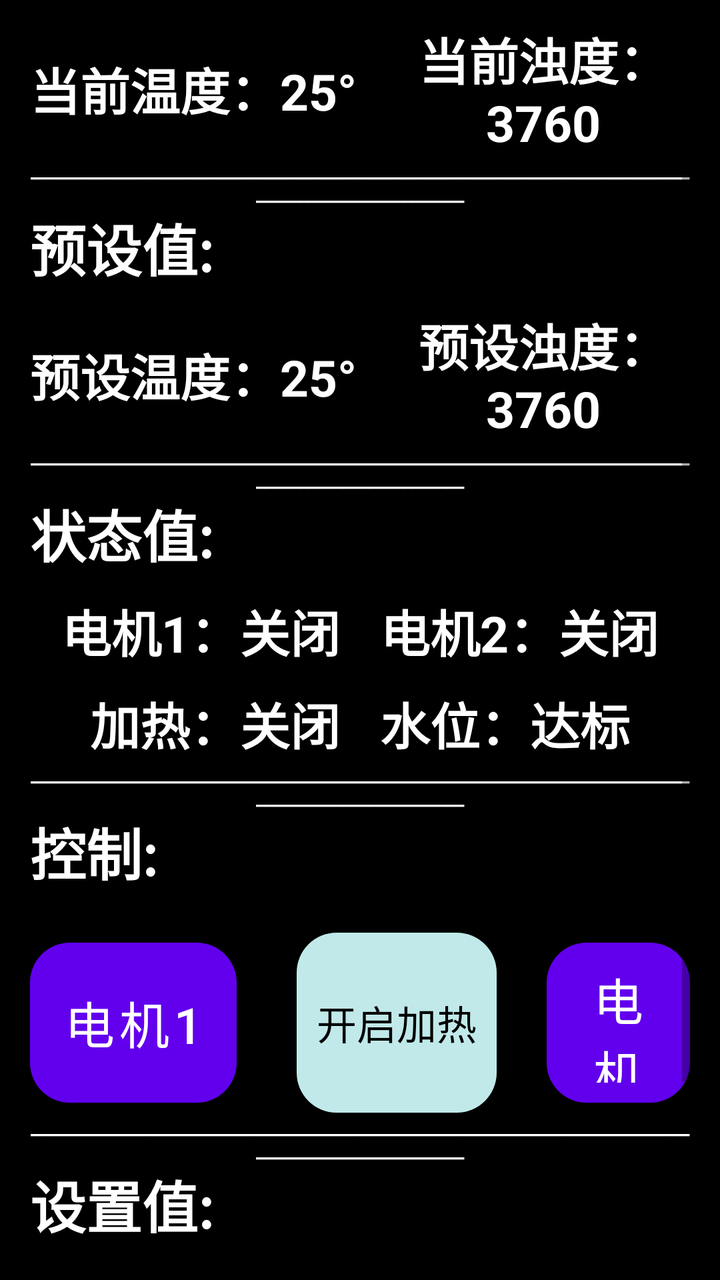
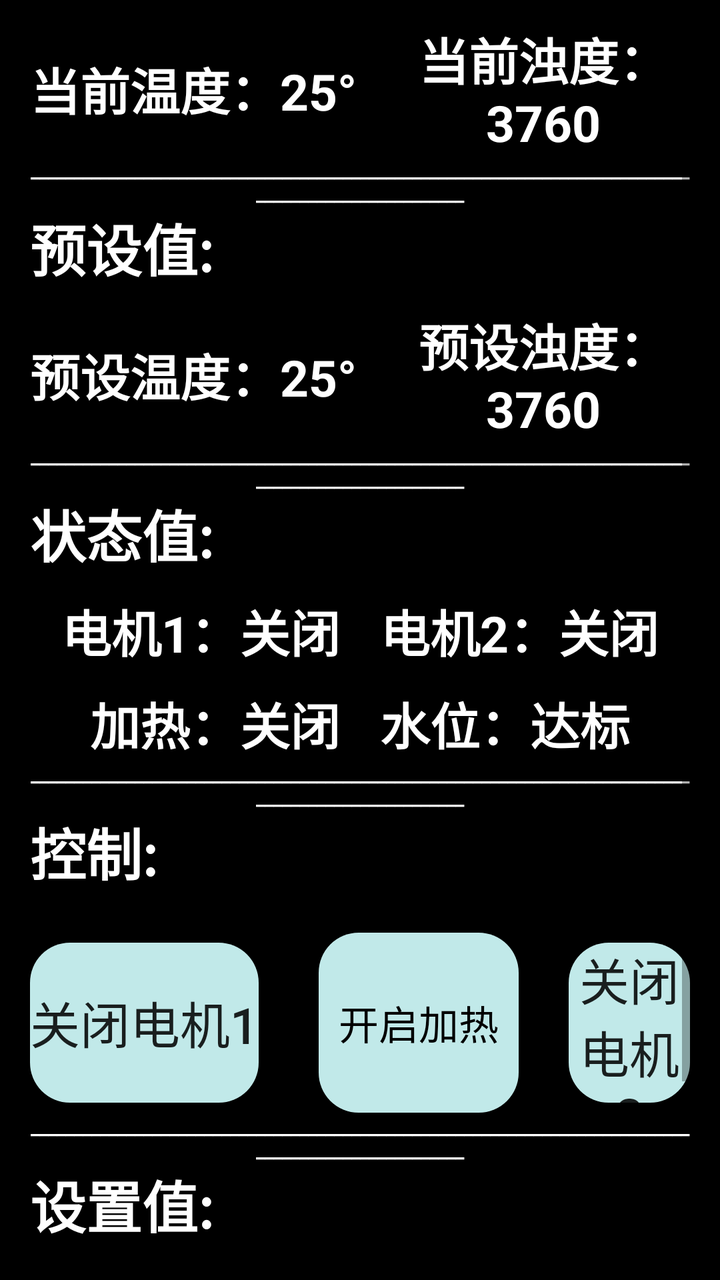

Compare the two renders of this Android layout. The source of the first and the diff that turns it into the second are given below.
<!-- AndroidManifest.xml: application theme Theme.Two_dog_fish_tank -->
<!-- res/layout/activity_fishtank.xml -->
<?xml version="1.0" encoding="utf-8"?>
<ScrollView xmlns:android="http://schemas.android.com/apk/res/android"

    xmlns:tools="http://schemas.android.com/tools"
    android:layout_width="match_parent"
    android:layout_height="match_parent"
    android:padding="15dp"
    android:background="@color/black"
   >
    <LinearLayout
        android:layout_width="wrap_content"
        android:layout_height="wrap_content"
        android:layout_marginTop="10sp"
        android:layout_gravity="center"
        android:orientation="vertical"
        android:gravity="center">

        <TextView
            android:layout_width="match_parent"
            android:layout_height="wrap_content"
            android:text="鱼缸数据"
            android:textSize="40sp"
            android:gravity="center"
            android:textStyle="bold"
            android:textColor="@color/white"
            />

        <TextView
            android:layout_width="match_parent"
            android:layout_height="wrap_content"
            android:text="____________________________________________________________________________________________________"
            android:textSize="10sp"
            android:gravity="center"
            android:textStyle="bold"
            android:textColor="@color/white"
            tools:ignore="SmallSp" />


        <LinearLayout
            android:layout_width="match_parent"
            android:layout_height="wrap_content"
            android:layout_marginTop="10sp"
            android:layout_gravity="center"
            android:orientation="horizontal"
            android:gravity="center">
            <TextView
                android:id="@+id/Ttemp"
                android:layout_width="wrap_content"
                android:layout_height="wrap_content"
                android:text="当前温度：25°"
                android:textSize="25sp"
                android:gravity="center"
                android:textStyle="bold"
                android:textColor="@color/white"
                tools:ignore="SmallSp" />
            <TextView
                android:id="@+id/Tzhuod"
                android:layout_width="wrap_content"
                android:layout_height="wrap_content"
                android:text="当前浊度：3760"
                android:layout_marginStart="20sp"
                android:textSize="25sp"
                android:gravity="center"
                android:textStyle="bold"
                android:textColor="@color/white"
                tools:ignore="SmallSp" />

        </LinearLayout>
        <TextView
            android:layout_width="match_parent"
            android:layout_height="wrap_content"
            android:text="____________________________________________________________________________________________________"
            android:textSize="10sp"
            android:gravity="center"
            android:textStyle="bold"
            android:textColor="@color/white"
            tools:ignore="SmallSp" />
        <TextView
            android:layout_width="match_parent"
            android:layout_height="wrap_content"
            android:text="预设值:"
            android:textSize="28sp"

            android:textStyle="bold"
            android:textColor="@color/white"
            />
        <LinearLayout
            android:layout_width="match_parent"
            android:layout_height="wrap_content"
            android:layout_marginTop="10sp"
            android:layout_gravity="center"
            android:orientation="horizontal"
            android:gravity="center">
            <TextView
                android:id="@+id/Tptemp"
                android:layout_width="wrap_content"
                android:layout_height="wrap_content"
                android:text="预设温度：25°"
                android:textSize="25sp"
                android:gravity="center"
                android:textStyle="bold"
                android:textColor="@color/white"
                tools:ignore="SmallSp" />
            <TextView
                android:id="@+id/Tpzhuod"
                android:layout_width="wrap_content"
                android:layout_height="wrap_content"
                android:text="预设浊度：3760"
                android:layout_marginStart="20sp"
                android:textSize="25sp"
                android:gravity="center"
                android:textStyle="bold"
                android:textColor="@color/white"
                tools:ignore="SmallSp" />

        </LinearLayout>
        <TextView
            android:layout_width="match_parent"
            android:layout_height="wrap_content"
            android:text="____________________________________________________________________________________________________"
            android:textSize="10sp"
            android:gravity="center"
            android:textStyle="bold"
            android:textColor="@color/white"
            tools:ignore="SmallSp" />
        <TextView
            android:layout_width="match_parent"
            android:layout_height="wrap_content"
            android:text="状态值:"
            android:textSize="28sp"

            android:textStyle="bold"
            android:textColor="@color/white"
            />
        <LinearLayout
            android:layout_width="match_parent"
            android:layout_height="wrap_content"
            android:layout_marginTop="10sp"
            android:layout_gravity="center"
            android:orientation="horizontal"
            android:gravity="center">
            <TextView
                android:id="@+id/motorFlag1"
                android:layout_width="wrap_content"
                android:layout_height="wrap_content"
                android:text="电机1：关闭"
                android:textSize="25sp"
                android:gravity="center"
                android:textStyle="bold"
                android:textColor="@color/white"
                tools:ignore="SmallSp" />
            <TextView
                android:id="@+id/motorFlag2"
                android:layout_width="wrap_content"
                android:layout_height="wrap_content"
                android:text="电机2：关闭"
                android:layout_marginStart="20sp"
                android:textSize="25sp"
                android:gravity="center"
                android:textStyle="bold"
                android:textColor="@color/white"
                tools:ignore="SmallSp" />

        </LinearLayout>
        <LinearLayout
            android:layout_width="match_parent"
            android:layout_height="wrap_content"
            android:layout_marginTop="10sp"
            android:layout_gravity="center"
            android:orientation="horizontal"
            android:gravity="center">
            <TextView
                android:id="@+id/hotFlag"
                android:layout_width="wrap_content"
                android:layout_height="wrap_content"
                android:text="加热：关闭"
                android:textSize="25sp"
                android:gravity="center"
                android:textStyle="bold"
                android:textColor="@color/white"
                tools:ignore="SmallSp" />
            <TextView
                android:id="@+id/waterFlag"
                android:layout_width="wrap_content"
                android:layout_height="wrap_content"
                android:text="水位：达标"
                android:layout_marginStart="20sp"
                android:textSize="25sp"
                android:gravity="center"
                android:textStyle="bold"
                android:textColor="@color/white"
                tools:ignore="SmallSp" />

        </LinearLayout>
        <TextView
            android:layout_width="match_parent"
            android:layout_height="wrap_content"
            android:text="____________________________________________________________________________________________________"
            android:textSize="10sp"
            android:gravity="center"
            android:textStyle="bold"
            android:textColor="@color/white"
            tools:ignore="SmallSp" />
        <TextView
            android:layout_width="match_parent"
            android:layout_height="wrap_content"
            android:text="控制:"
            android:textSize="28sp"

            android:textStyle="bold"
            android:textColor="@color/white"
            />
        <LinearLayout
            android:layout_width="match_parent"
            android:layout_height="wrap_content"
            android:layout_marginTop="20sp"
            android:layout_gravity="center"
            android:orientation="horizontal"
            android:gravity="center">
            <Button
                android:text="电机1"
                android:textSize="25sp"
                android:id="@+id/MOTOR1"
                android:layout_width="wrap_content"
                android:layout_height="80sp"
                android:layout_marginRight="30sp"
                android:background="@drawable/button3"/>

            <ToggleButton
                android:id="@+id/HOT"
                android:layout_width="100sp"
                android:layout_height="90sp"
                android:layout_gravity="center"
                android:background="@drawable/button3"
                android:textOff="开启加热"
                android:textOn="关闭加热"
                android:textColor="@color/black"
                android:textSize="20sp" />

            <Button
                android:id="@+id/MOTOR2"
                android:layout_width="wrap_content"
                android:layout_height="80sp"
                android:layout_marginLeft="25sp"
                android:background="@drawable/button3"
                android:text="电机2"
                android:textSize="25sp" />


        </LinearLayout>


        <TextView
            android:layout_width="match_parent"
            android:layout_height="wrap_content"
            android:text="____________________________________________________________________________________________________"
            android:textSize="10sp"
            android:gravity="center"
            android:textStyle="bold"
            android:textColor="@color/white"
            tools:ignore="SmallSp" />
        <TextView
            android:layout_width="match_parent"
            android:layout_height="wrap_content"
            android:text="设置值:"
            android:textSize="28sp"

            android:textStyle="bold"
            android:textColor="@color/white"
            />
        <LinearLayout
            android:layout_width="match_parent"
            android:layout_height="wrap_content"
            android:layout_marginTop="20sp"
            android:layout_gravity="center"
            android:orientation="horizontal"
            android:gravity="center">
            <ToggleButton
                android:id="@+id/SetMode"
                android:layout_width="100dp"
                android:layout_height="90dp"
                android:textColor="@color/black"
                android:layout_gravity="center"
                android:background="@drawable/button3"
                android:textOff="温度"
                android:textOn="浊度"
                android:textSize="20sp" />
            <EditText
                android:id="@+id/Emode"
                android:layout_width="100sp"
                android:layout_height="40sp"
                android:hint="设置值"
                android:textColor="@color/black"
                android:textColorHint="#666"
                android:layout_marginLeft="20sp"
                android:inputType="number"

                android:background="@color/white"/>
            <Button
                android:layout_marginTop="20sp"
                android:text="发送数据"
                android:textSize="25sp"
                android:id="@+id/GO"
                android:layout_margin="10sp"
                android:layout_width="wrap_content"
                android:layout_height="80dp"
                android:layout_gravity="center"/>

        </LinearLayout>
    </LinearLayout>

</ScrollView>
<!-- resources referenced by this layout -->
<resources>
  <color name="black">#FF000000</color>
  <color name="white">#FFFFFFFF</color>
  <!-- drawable button3 (drawable) -->
  <?xml version="1.0" encoding="utf-8"?>
  <selector xmlns:android="http://schemas.android.com/apk/res/android">
  
          <item android:state_pressed="true">
              <shape>
                  <solid
                      android:color="#39EBDD"
                      android:radius="40dp"/>
                  <corners
                      android:radius="200dp"/>
                  <stroke
                      android:dashWidth="10dp"
                      android:width="2dp"/>
  
              </shape>
          </item>
          <item android:state_pressed="false">
              <shape>
  
                  <solid
                      android:color="#C1E9E9"
                      android:radius="20dp"/>
                  <corners
                      android:radius="20dp"/>
              </shape>
          </item>
  </selector>
  <style name="Theme.Two_dog_fish_tank" parent="Theme.MaterialComponents.DayNight.DarkActionBar">
          
          <item name="colorPrimary">@color/purple_500</item>
          <item name="colorPrimaryVariant">@color/purple_700</item>
          <item name="colorOnPrimary">@color/white</item>
          
          <item name="colorSecondary">@color/teal_200</item>
          <item name="colorSecondaryVariant">@color/teal_700</item>
          <item name="colorOnSecondary">@color/black</item>
          
          <item name="android:statusBarColor" tools:targetApi="l">?attr/colorPrimaryVariant</item>
          
      </style>
  <color name="purple_500">#FF6200EE</color>
  <color name="purple_700">#FF3700B3</color>
  <color name="teal_200">#FF03DAC5</color>
  <color name="teal_700">#FF018786</color>
</resources>

<!-- the commit's change to res/layout/activity_fishtank.xml (unified diff, before → after) -->
@@ -217,8 +217,9 @@
             android:layout_gravity="center"
             android:orientation="horizontal"
             android:gravity="center">
-            <Button
-                android:text="电机1"
+            <ToggleButton
+                android:textOn="启动电机1"
+                android:textOff="关闭电机1"
                 android:textSize="25sp"
                 android:id="@+id/MOTOR1"
                 android:layout_width="wrap_content"
@@ -237,13 +238,15 @@
                 android:textColor="@color/black"
                 android:textSize="20sp" />
 
-            <Button
-                android:id="@+id/MOTOR2"
+            <ToggleButton
+                android:textOn="启动电机2"
+                android:textOff="关闭电机2"
+                android:id="@+id/M2"
                 android:layout_width="wrap_content"
                 android:layout_height="80sp"
                 android:layout_marginLeft="25sp"
                 android:background="@drawable/button3"
-                android:text="电机2"
+
                 android:textSize="25sp" />
 
 
@@ -297,10 +300,11 @@
 
                 android:background="@color/white"/>
             <Button
+
                 android:layout_marginTop="20sp"
                 android:text="发送数据"
                 android:textSize="25sp"
-                android:id="@+id/GO"
+                android:id="@+id/Send"
                 android:layout_margin="10sp"
                 android:layout_width="wrap_content"
                 android:layout_height="80dp"
